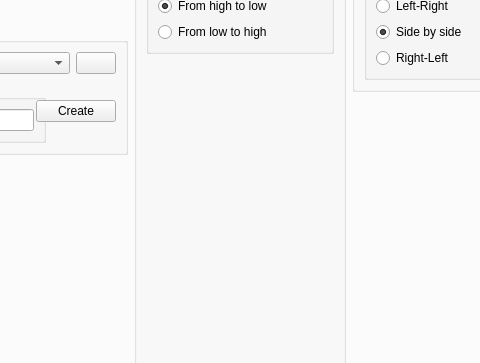
Above: Spokeduino Mothership/ui/spokeduino_mothership.ui from dunkelfalke80/spokeduino before the change; both pictures show x 236 to 716 and y 218 to 581 of the 1100 by 793 pixel window. Below: the same form after it.
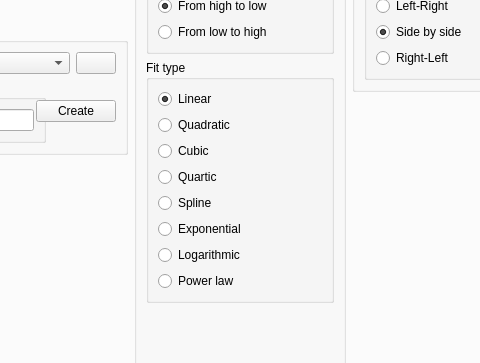
That is the form after the change. The open tabs and pages were chosen to show the change. Icons and pictures are not drawn. Custom widgets are drawn as their Qt base class.

Patch:
```diff
--- a/Spokeduino Mothership/ui/spokeduino_mothership.ui
+++ b/Spokeduino Mothership/ui/spokeduino_mothership.ui
@@ -1398,6 +1398,95 @@
                </layout>
               </widget>
              </item>
+             <item>
+              <widget class="QGroupBox" name="groupBoxFitType">
+               <property name="title">
+                <string>Fit type</string>
+               </property>
+               <layout class="QVBoxLayout" name="verticalLayoutMeasurementDirectionDown_2">
+                <item>
+                 <widget class="QRadioButton" name="radioButtonFitLinear">
+                  <property name="text">
+                   <string>Linear</string>
+                  </property>
+                  <property name="checked">
+                   <bool>true</bool>
+                  </property>
+                 </widget>
+                </item>
+                <item>
+                 <widget class="QRadioButton" name="radioButtonFitQuadratic">
+                  <property name="text">
+                   <string>Quadratic</string>
+                  </property>
+                  <property name="checked">
+                   <bool>false</bool>
+                  </property>
+                 </widget>
+                </item>
+                <item>
+                 <widget class="QRadioButton" name="radioButtonFitCubic">
+                  <property name="text">
+                   <string>Cubic</string>
+                  </property>
+                  <property name="checked">
+                   <bool>false</bool>
+                  </property>
+                 </widget>
+                </item>
+                <item>
+                 <widget class="QRadioButton" name="radioButtonFitQuartic">
+                  <property name="text">
+                   <string>Quartic</string>
+                  </property>
+                  <property name="checked">
+                   <bool>false</bool>
+                  </property>
+                 </widget>
+                </item>
+                <item>
+                 <widget class="QRadioButton" name="radioButtonFitSpline">
+                  <property name="text">
+                   <string>Spline</string>
+                  </property>
+                  <property name="checked">
+                   <bool>false</bool>
+                  </property>
+                 </widget>
+                </item>
+                <item>
+                 <widget class="QRadioButton" name="radioButtonFitExponential">
+                  <property name="text">
+                   <string>Exponential</string>
+                  </property>
+                  <property name="checked">
+                   <bool>false</bool>
+                  </property>
+                 </widget>
+                </item>
+                <item>
+                 <widget class="QRadioButton" name="radioButtonFitLogarithmic">
+                  <property name="text">
+                   <string>Logarithmic</string>
+                  </property>
+                  <property name="checked">
+                   <bool>false</bool>
+                  </property>
+                 </widget>
+                </item>
+                <item>
+                 <widget class="QRadioButton" name="radioButtonFitPowerLaw">
+                  <property name="text">
+                   <string>Power law</string>
+                  </property>
+                  <property name="checked">
+                   <bool>false</bool>
+                  </property>
+                 </widget>
+                </item>
+               </layout>
+              </widget>
+             </item>
              <item>
               <spacer name="verticalSpacer">
                <property name="orientation">
```
Left out of the diff: 27 changed lines with no effect on the pictures.
